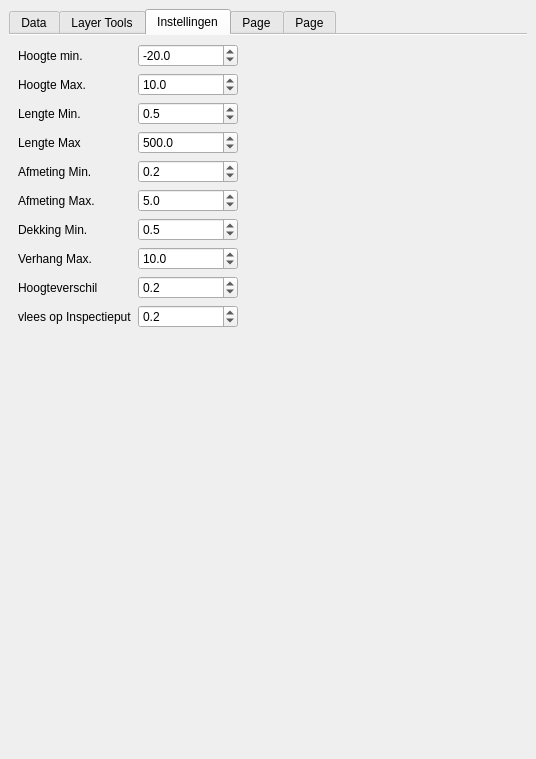
Before: the Qt Designer form Datachecker_dockwidget_base.ui in Siebrand-HHD/OASDGLDatachecker, drawn with Qt 5.
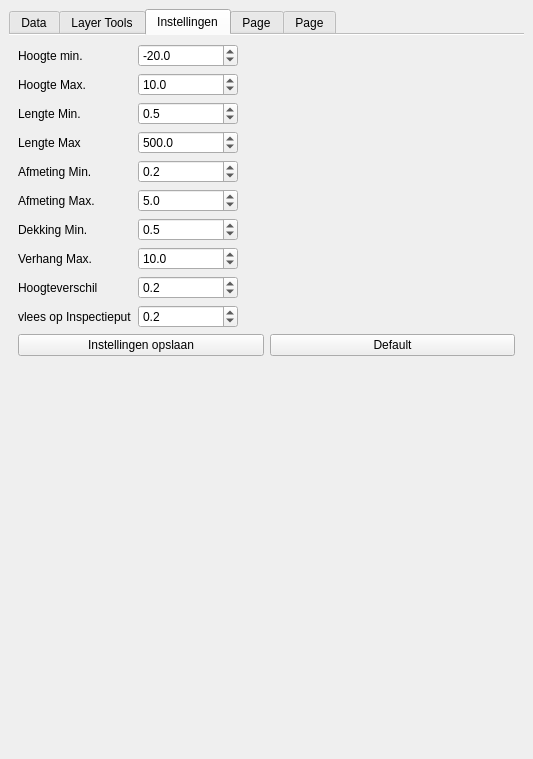
After: the same form once the commit is applied. The open tabs and pages were chosen to show the change. Custom widgets are drawn as their Qt base class.

Commit message:
Instellingen opslaan
Instellingen opslaan

What changed in the file:
```diff
--- a/Datachecker_dockwidget_base.ui
+++ b/Datachecker_dockwidget_base.ui
@@ -6,7 +6,7 @@
    <rect>
     <x>0</x>
     <y>0</y>
-    <width>536</width>
+    <width>533</width>
     <height>759</height>
    </rect>
   </property>
@@ -650,6 +650,24 @@
           </item>
          </layout>
         </item>
+        <item>
+         <layout class="QHBoxLayout" name="horizontalLayout_7">
+          <item>
+           <widget class="QPushButton" name="instellingenopslaan">
+            <property name="text">
+             <string>Instellingen opslaan</string>
+            </property>
+           </widget>
+          </item>
+          <item>
+           <widget class="QPushButton" name="pushButton_10">
+            <property name="text">
+             <string>Default</string>
+            </property>
+           </widget>
+          </item>
+         </layout>
+        </item>
         <item>
          <spacer name="verticalSpacer_6">
           <property name="orientation">
```
Left out of the diff: 28 changed lines with no effect on the pictures. The commit also changes 2 other files.
